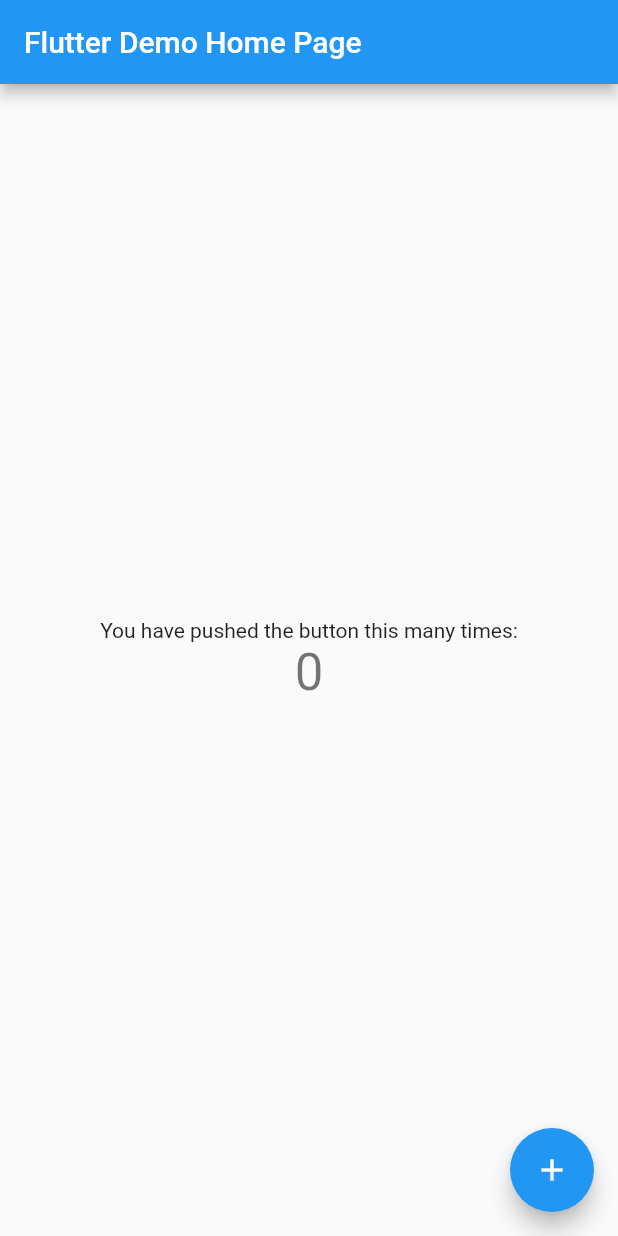
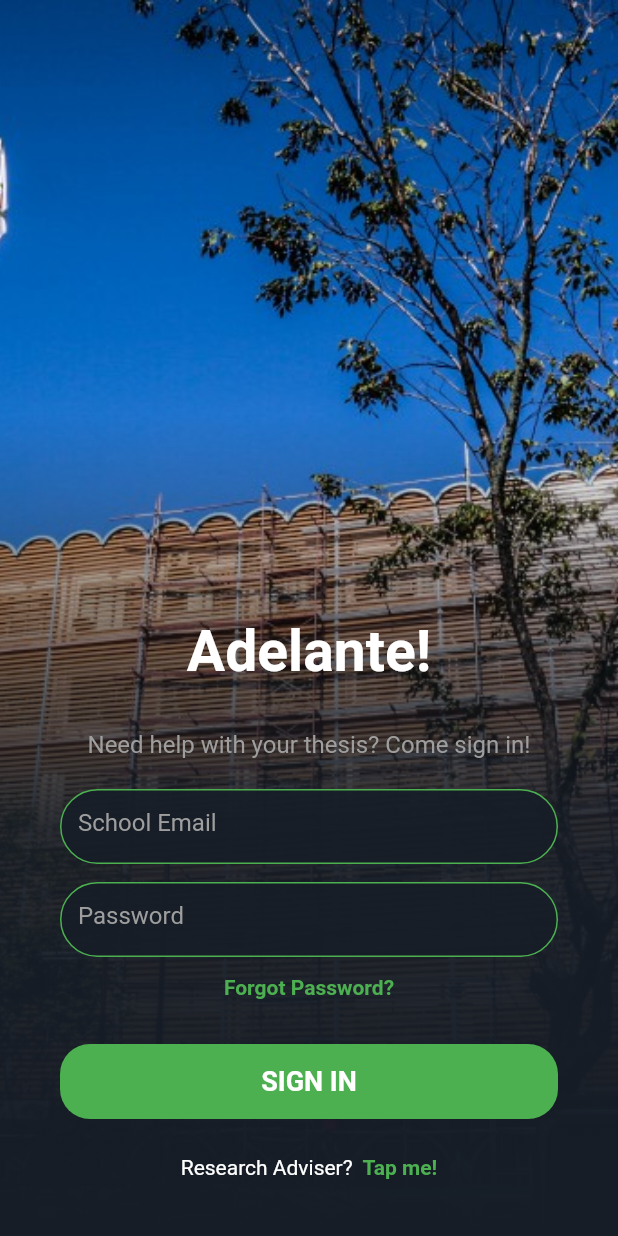
Before and after one commit to warpten123/Eul_Thesis, a Flutter app: the screen it shows after launch, on a phone screen of 412 x 824 dp. Run offline on Flutter 3.47's test engine with Material 2 defaults, Android fonts, the light colour scheme and no system bars; Roboto replaces fonts that are missing (LeonSans).

Commit message:
ui for user login

```diff
--- a/lib/main.dart
+++ b/lib/main.dart
@@ -1,4 +1,6 @@
 import 'package:flutter/material.dart';
+import 'package:flutter/services.dart';
+import 'package:thesis_eul/screens/login_screen.dart';
 
 void main() {
   runApp(const MyApp());
@@ -13,103 +15,12 @@
     return MaterialApp(
       title: 'Flutter Demo',
       theme: ThemeData(
-        // This is the theme of your application.
-        //
-        // Try running your application with "flutter run". You'll see the
-        // application has a blue toolbar. Then, without quitting the app, try
-        // changing the primarySwatch below to Colors.green and then invoke
-        // "hot reload" (press "r" in the console where you ran "flutter run",
-        // or simply save your changes to "hot reload" in a Flutter IDE).
-        // Notice that the counter didn't reset back to zero; the application
-        // is not restarted.
-        primarySwatch: Colors.blue,
+        visualDensity: VisualDensity.adaptivePlatformDensity,
+        fontFamily: 'LeonSans',
+        primarySwatch: Colors.green,
       ),
-      home: const MyHomePage(title: 'Flutter Demo Home Page'),
+      home: LoginScreen(),
+      debugShowCheckedModeBanner: false,
     );
   }
 }
-
-class MyHomePage extends StatefulWidget {
-  const MyHomePage({Key? key, required this.title}) : super(key: key);
-
-  // This widget is the home page of your application. It is stateful, meaning
-  // that it has a State object (defined below) that contains fields that affect
-  // how it looks.
-
-  // This class is the configuration for the state. It holds the values (in this
-  // case the title) provided by the parent (in this case the App widget) and
-  // used by the build method of the State. Fields in a Widget subclass are
-  // always marked "final".
-
-  final String title;
-
-  @override
-  State<MyHomePage> createState() => _MyHomePageState();
-}
-
-class _MyHomePageState extends State<MyHomePage> {
-  int _counter = 0;
-
-  void _incrementCounter() {
-    setState(() {
-      // This call to setState tells the Flutter framework that something has
-      // changed in this State, which causes it to rerun the build method below
-      // so that the display can reflect the updated values. If we changed
-      // _counter without calling setState(), then the build method would not be
-      // called again, and so nothing would appear to happen.
-      _counter++;
-    });
-  }
-
-  @override
-  Widget build(BuildContext context) {
-    // This method is rerun every time setState is called, for instance as done
-    // by the _incrementCounter method above.
-    //
-    // The Flutter framework has been optimized to make rerunning build methods
-    // fast, so that you can just rebuild anything that needs updating rather
-    // than having to individually change instances of widgets.
-    return Scaffold(
-      appBar: AppBar(
-        // Here we take the value from the MyHomePage object that was created by
-        // the App.build method, and use it to set our appbar title.
-        title: Text(widget.title),
-      ),
-      body: Center(
-        // Center is a layout widget. It takes a single child and positions it
-        // in the middle of the parent.
-        child: Column(
-          // Column is also a layout widget. It takes a list of children and
-          // arranges them vertically. By default, it sizes itself to fit its
-          // children horizontally, and tries to be as tall as its parent.
-          //
-          // Invoke "debug painting" (press "p" in the console, choose the
-          // "Toggle Debug Paint" action from the Flutter Inspector in Android
-          // Studio, or the "Toggle Debug Paint" command in Visual Studio Code)
-          // to see the wireframe for each widget.
-          //
-          // Column has various properties to control how it sizes itself and
-          // how it positions its children. Here we use mainAxisAlignment to
-          // center the children vertically; the main axis here is the vertical
-          // axis because Columns are vertical (the cross axis would be
-          // horizontal).
-          mainAxisAlignment: MainAxisAlignment.center,
-          children: <Widget>[
-            const Text(
-              'You have pushed the button this many times:',
-            ),
-            Text(
-              '$_counter',
-              style: Theme.of(context).textTheme.headline4,
-            ),
-          ],
-        ),
-      ),
-      floatingActionButton: FloatingActionButton(
-        onPressed: _incrementCounter,
-        tooltip: 'Increment',
-        child: const Icon(Icons.add),
-      ), // This trailing comma makes auto-formatting nicer for build methods.
-    );
-  }
-}
--- /dev/null
+++ b/lib/screens/login_screen.dart
@@ -0,0 +1,157 @@
+import 'package:flutter/material.dart';
+
+class LoginScreen extends StatelessWidget {
+  const LoginScreen({Key? key}) : super(key: key);
+
+  @override
+  Widget build(BuildContext context) {
+    return SafeArea(
+      child: Scaffold(
+        body: Stack(
+          children: <Widget>[
+            Container(
+              decoration: BoxDecoration(
+                  image: DecorationImage(
+                      image: AssetImage('assets/usjr2.jpg'),
+                      fit: BoxFit.cover)),
+            ),
+            Container(
+              decoration: BoxDecoration(
+                gradient: LinearGradient(colors: [
+                  Colors.transparent,
+                  Colors.transparent,
+                  Color(0xff161d27).withOpacity(0.9),
+                  Color(0xff161d27),
+                ], begin: Alignment.topCenter, end: Alignment.bottomCenter),
+              ),
+            ),
+            Center(
+              child: Column(
+                mainAxisAlignment: MainAxisAlignment.end,
+                children: <Widget>[
+                  Text(
+                    "Adelante!",
+                    style: TextStyle(
+                        color: Colors.white,
+                        fontSize: 38,
+                        fontWeight: FontWeight.bold),
+                  ),
+                  SizedBox(
+                    height: 30,
+                  ),
+                  Text(
+                    'Need help with your thesis? Come sign in!',
+                    style: TextStyle(color: Colors.grey.shade500, fontSize: 16),
+                  ),
+                  SizedBox(
+                    height: 20,
+                  ),
+                  Container(
+                    height: 50,
+                    margin: EdgeInsets.only(left: 40, right: 40),
+                    child: TextField(
+                      style: TextStyle(
+                        fontSize: 16,
+                        color: Colors.white,
+                      ),
+                      decoration: InputDecoration(
+                        hintText: "School Email",
+                        hintStyle: TextStyle(color: Colors.grey.shade500),
+                        filled: true,
+                        fillColor: Color(0xff161d27).withOpacity(0.9),
+                        enabledBorder: OutlineInputBorder(
+                          borderRadius: BorderRadius.circular(30),
+                          borderSide: BorderSide(color: Colors.green),
+                        ),
+                      ),
+                    ),
+                  ),
+                  SizedBox(
+                    height: 12,
+                  ),
+                  Container(
+                    height: 50,
+                    margin: EdgeInsets.only(left: 40, right: 40),
+                    child: TextField(
+                      obscureText: true,
+                      style: TextStyle(
+                        fontSize: 16,
+                        color: Colors.white,
+                      ),
+                      decoration: InputDecoration(
+                        hintText: "Password",
+                        hintStyle: TextStyle(color: Colors.grey.shade500),
+                        filled: true,
+                        fillColor: Color(0xff161d27).withOpacity(0.9),
+                        enabledBorder: OutlineInputBorder(
+                          borderRadius: BorderRadius.circular(30),
+                          borderSide: BorderSide(color: Colors.green),
+                        ),
+                      ),
+                    ),
+                  ),
+                  SizedBox(
+                    height: 12,
+                  ),
+                  Text(
+                    'Forgot Password?',
+                    style: TextStyle(
+                        color: Colors.green,
+                        fontSize: 14,
+                        fontWeight: FontWeight.bold),
+                  ),
+                  SizedBox(
+                    height: 30,
+                  ),
+                  Container(
+                    height: 50,
+                    width: double.infinity,
+                    decoration: BoxDecoration(
+                      color: Colors.green,
+                      borderRadius: BorderRadius.all(Radius.circular(20)),
+                    ),
+                    margin: EdgeInsets.only(left: 40, right: 40),
+                    child: TextButton(
+                      onPressed: () {},
+                      child: Text('SIGN IN',
+                          style: TextStyle(
+                              color: Colors.white,
+                              fontWeight: FontWeight.bold,
+                              fontSize: 18)),
+                    ),
+                  ),
+                  SizedBox(
+                    height: 16,
+                  ),
+                  Padding(
+                    padding: const EdgeInsets.all(8.0),
+                    child: Row(
+                      mainAxisAlignment: MainAxisAlignment.center,
+                      children: <Widget>[
+                        Text(
+                          'Research Adviser?',
+                          style: TextStyle(color: Colors.white),
+                        ),
+                        SizedBox(
+                          height: 15,
+                        ),
+                        Text(
+                          '  Tap me!',
+                          style: TextStyle(
+                              color: Colors.green, fontWeight: FontWeight.bold),
+                        ),
+                      ],
+                    ),
+                  ),
+                  SizedBox(
+                    height: 30,
+                  ),
+                ],
+              ),
+            ),
+          ],
+        ),
+      ),
+    );
+  }
+}
--- a/pubspec.yaml
+++ b/pubspec.yaml
@@ -58,9 +58,9 @@
   uses-material-design: true
 
   # To add assets to your application, add an assets section, like this:
-  # assets:
-  #   - images/a_dot_burr.jpeg
-  #   - images/a_dot_ham.jpeg
+  assets:
+    - assets/usjr2.jpg
+
 
   # An image asset can refer to one or more resolution-specific "variants", see
   # https://flutter.dev/assets-and-images/#resolution-aware
```
Also changed, not shown: assets/usjr.jpg (added), assets/usjr2.jpg (added), lib/screens/user_dashboard.dart (added).
